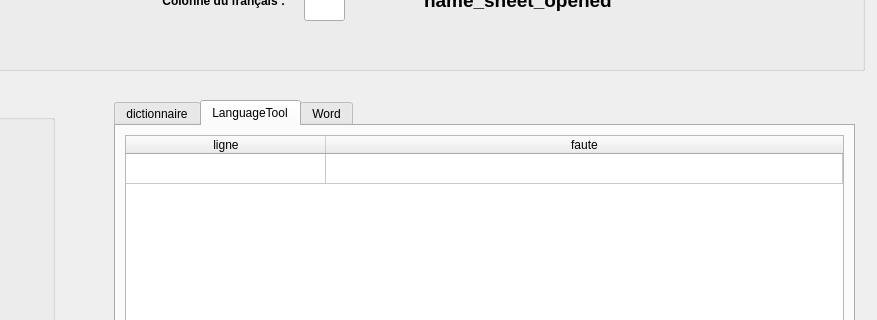
Silous888/RawTextCheck, file qt_files/mainwindow.ui: the form before one commit; both pictures show x 316 to 1193 and y 130 to 450 of the 1193 by 858 pixel window.
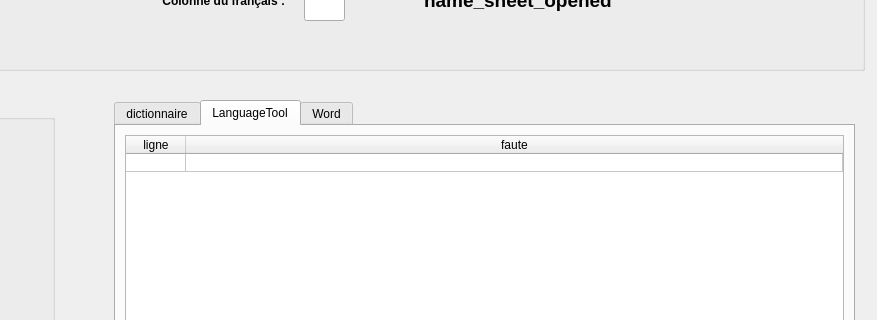
The form after the commit. The open tabs and pages were chosen to show the change. Icons and pictures are not drawn.

The edit to the form file:
```diff
--- a/qt_files/mainwindow.ui
+++ b/qt_files/mainwindow.ui
@@ -100,7 +100,7 @@
          <enum>QAbstractItemView::SelectRows</enum>
         </property>
         <attribute name="horizontalHeaderDefaultSectionSize">
-         <number>200</number>
+         <number>60</number>
         </attribute>
         <attribute name="horizontalHeaderStretchLastSection">
          <bool>true</bool>
@@ -108,6 +108,9 @@
         <attribute name="verticalHeaderVisible">
          <bool>false</bool>
         </attribute>
+        <attribute name="verticalHeaderDefaultSectionSize">
+         <number>15</number>
+        </attribute>
         <row>
          <property name="text">
           <string>1</string>
```
Left out of the diff: 16 changed lines with no effect on the pictures.
